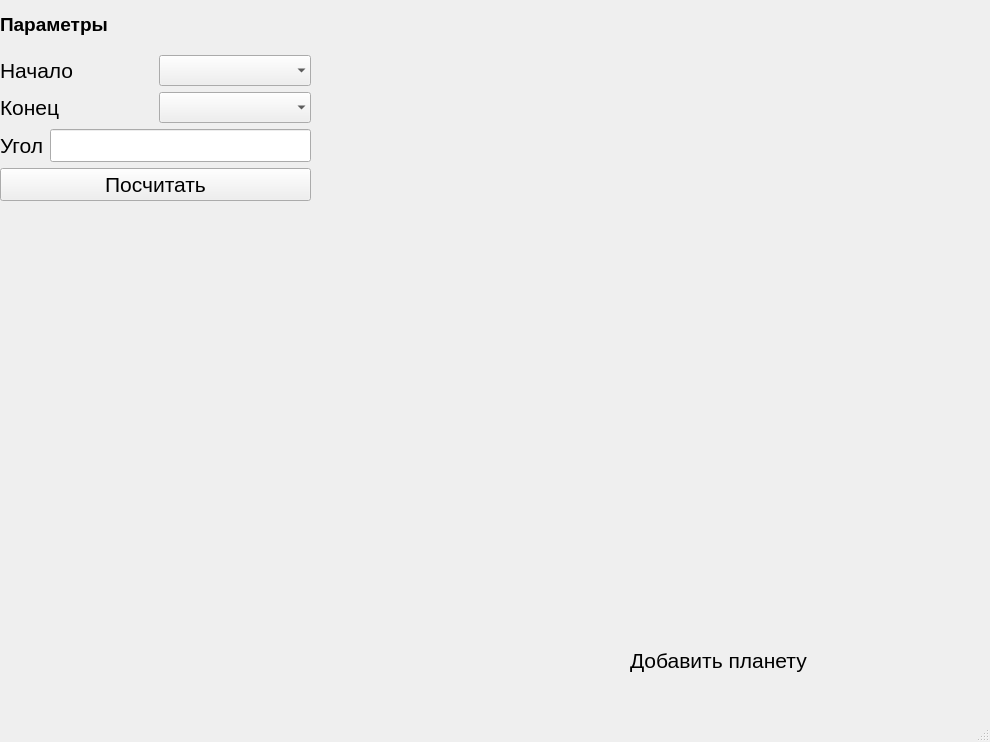
Old version of the form 1.ui in the repository sergnator/kspCalculator.
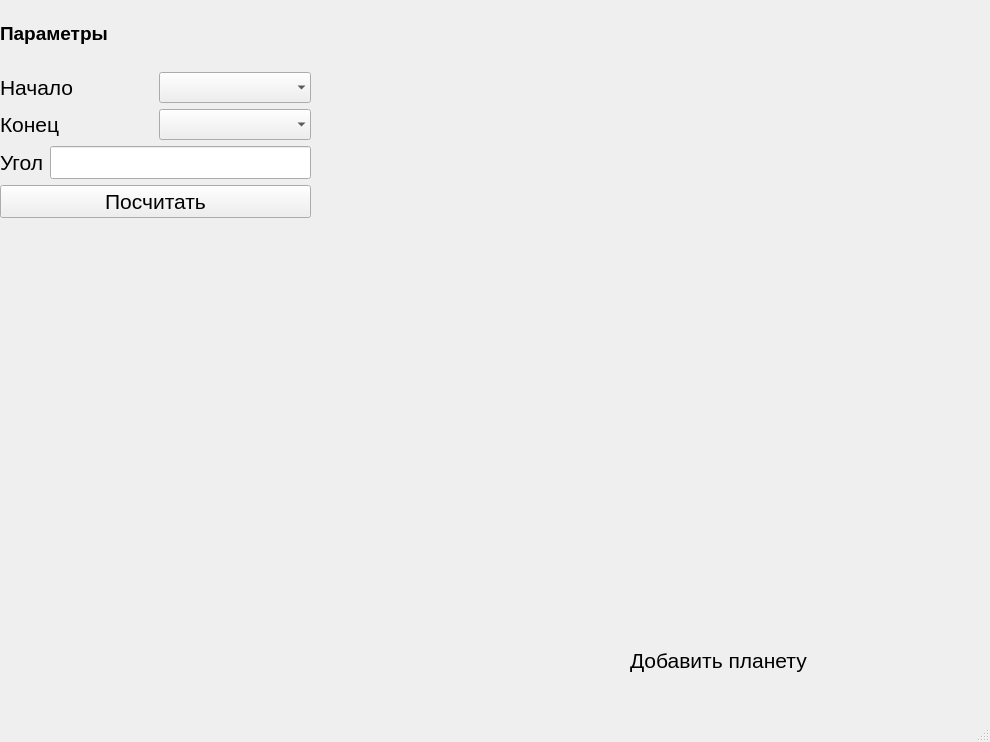
New version of the form. Icons and pictures are not drawn.

Patch:
```diff
--- a/1.ui
+++ b/1.ui
@@ -52,7 +52,7 @@
       <x>0</x>
       <y>0</y>
       <width>311</width>
-      <height>201</height>
+      <height>218</height>
      </rect>
     </property>
     <layout class="QVBoxLayout" name="verticalLayout_5">
```
Left out of the diff: 29 changed lines with no effect on the pictures.
